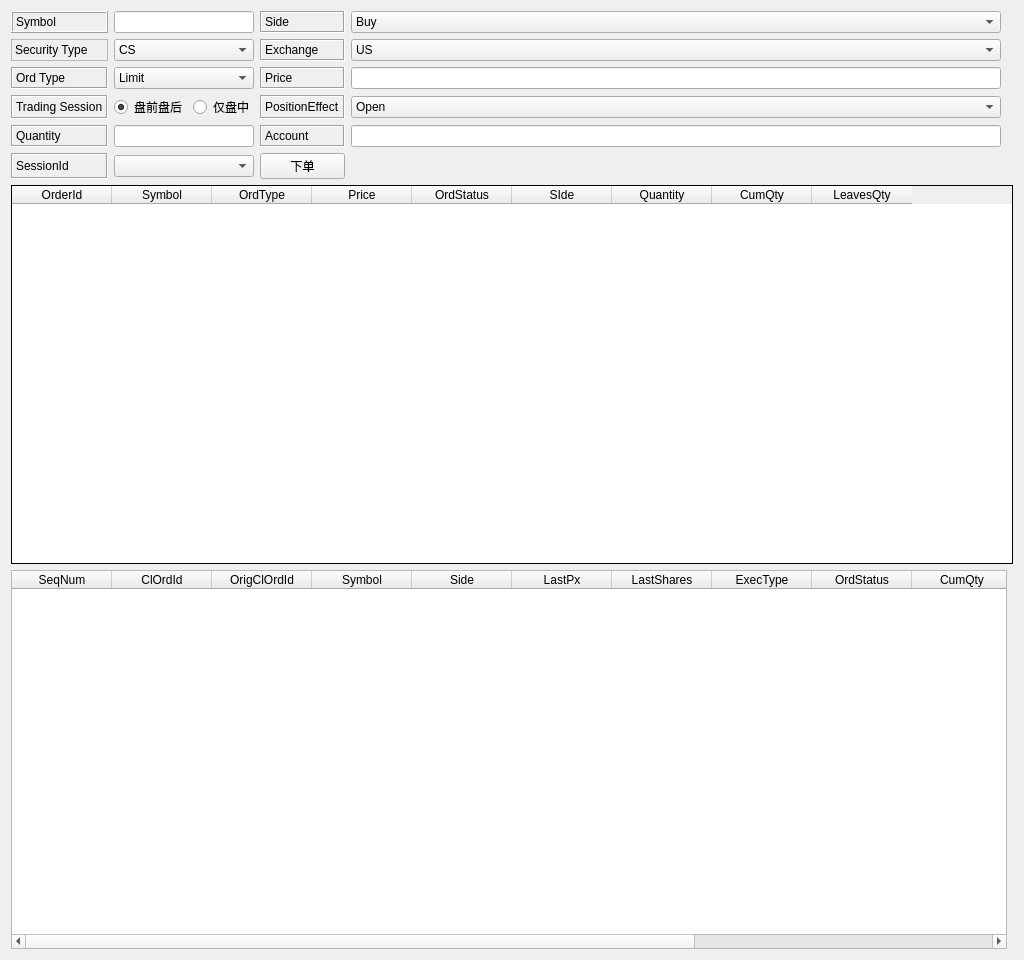
Above: fixwidget.ui from chenshun00/fix-client before the change. Below: the same form after it.
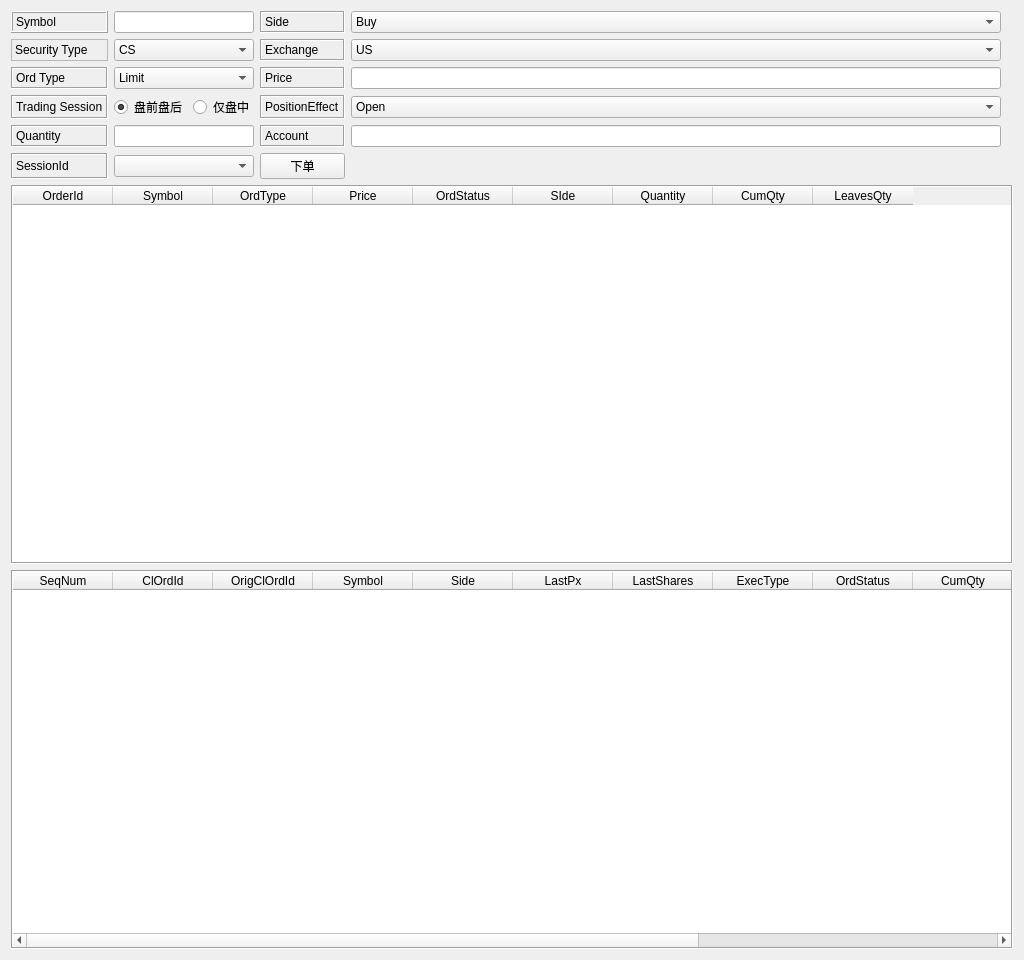
That is the form after the change. Icons and pictures are not drawn.

The edit to the form file:
```diff
--- a/fixwidget.ui
+++ b/fixwidget.ui
@@ -422,7 +422,7 @@
       <enum>QFrame::Shape::Box</enum>
      </property>
      <property name="frameShadow">
-      <enum>QFrame::Shadow::Plain</enum>
+      <enum>QFrame::Shadow::Sunken</enum>
      </property>
      <property name="lineWidth">
       <number>1</number>
@@ -474,11 +474,14 @@
      </column>
     </widget>
    </item>
-   <item row="17" column="0" colspan="6">
+   <item row="17" column="0" colspan="7">
     <widget class="QTableWidget" name="Report">
      <property name="enabled">
       <bool>true</bool>
      </property>
+     <property name="frameShape">
+      <enum>QFrame::Shape::Box</enum>
+     </property>
      <column>
       <property name="text">
        <string>SeqNum</string>
```
Left out of the diff: 11 changed lines with no effect on the pictures.
